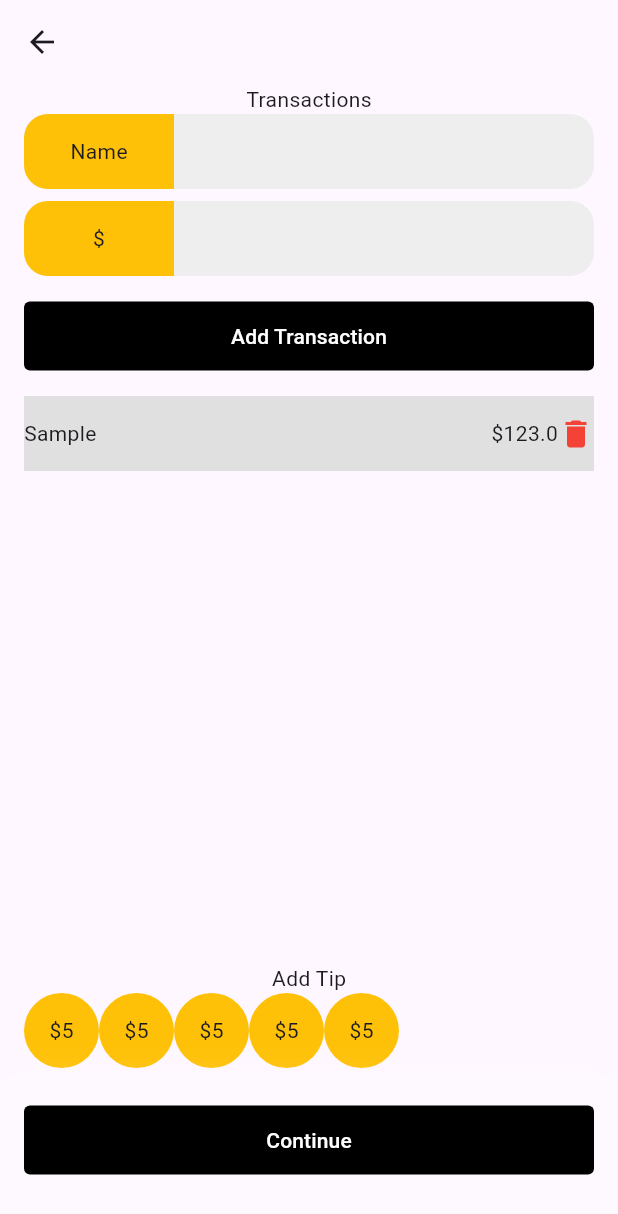
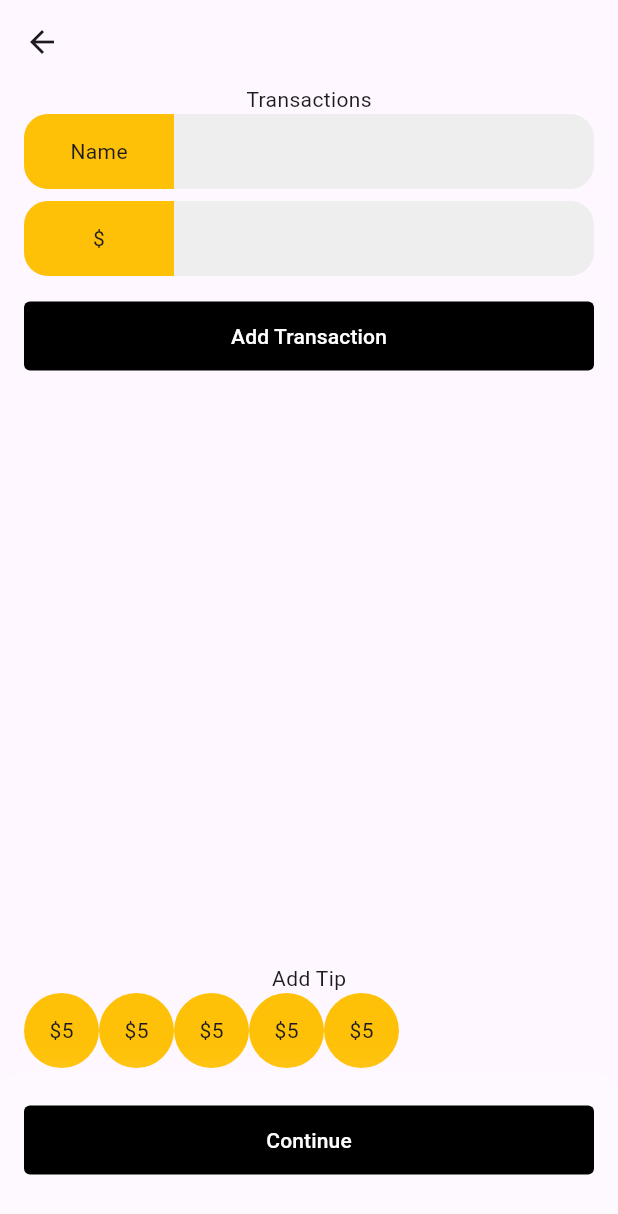
Before and after one commit to nicolas-lukita/split-receipt, a Flutter app: the screen it shows after launch, after a tap on "Equal Split", on a phone screen of 412 x 824 dp. Shown: the top 1214 px of the screen. Run offline on Flutter 3.47's test engine with Material 3 defaults, Android fonts, the light colour scheme and no system bars; our stand-ins replace equatable, flutter_bloc, go_router, hydrated_bloc.

Commit message:
feat: transactions logic

```diff
--- a/lib/blocs/equal_split/bloc.dart
+++ b/lib/blocs/equal_split/bloc.dart
@@ -11,6 +11,7 @@ class EqualSplitBloc extends HydratedBloc<EqualSplitEvent, EqualSplitState> {
     on<AddTransaction>(_onAddTransaction);
     on<RemoveTransaction>(_onRemoveTransaction);
     on<UpdateNumberOfPeople>(_onUpdateNumberOfPeople);
+    on<ClearEqualSplitState>(_onClearEqualSplitState);
   }
 
   void _onAddTransaction(AddTransaction event, Emitter<EqualSplitState> emit) {
@@ -31,6 +32,11 @@ class EqualSplitBloc extends HydratedBloc<EqualSplitEvent, EqualSplitState> {
     emit(state.copyWith(numberOfPeople: event.numberOfPeople));
   }
 
+  void _onClearEqualSplitState(
+      ClearEqualSplitState event, Emitter<EqualSplitState> emit) {
+    emit(const EqualSplitState(transactions: [], numberOfPeople: 1));
+  }
+
   @override
   Map<String, dynamic> toJson(EqualSplitState state) => state.toJson();
 
--- a/lib/blocs/equal_split/event.dart
+++ b/lib/blocs/equal_split/event.dart
@@ -5,7 +5,7 @@ abstract class EqualSplitEvent extends Equatable {}
 class AddTransaction extends EqualSplitEvent {
   final Transaction transaction;
 
-  AddTransaction(this.transaction);
+  AddTransaction({required this.transaction});
 
   @override
   List<Object?> get props => [transaction];
@@ -14,7 +14,7 @@ class AddTransaction extends EqualSplitEvent {
 class RemoveTransaction extends EqualSplitEvent {
   final String transactionId;
 
-  RemoveTransaction(this.transactionId);
+  RemoveTransaction({required this.transactionId});
 
   @override
   List<Object?> get props => [transactionId];
@@ -23,8 +23,13 @@ class RemoveTransaction extends EqualSplitEvent {
 class UpdateNumberOfPeople extends EqualSplitEvent {
   final int numberOfPeople;
 
-  UpdateNumberOfPeople(this.numberOfPeople);
+  UpdateNumberOfPeople({required this.numberOfPeople});
 
   @override
   List<Object?> get props => [numberOfPeople];
 }
+
+class ClearEqualSplitState extends EqualSplitEvent {
+  @override
+  List<Object?> get props => [];
+}
--- a/lib/blocs/equal_split/state.dart
+++ b/lib/blocs/equal_split/state.dart
@@ -41,12 +41,12 @@ class EqualSplitState extends Equatable {
 @JsonSerializable()
 class Transaction extends Equatable {
   final String id;
-  final String title;
+  final String name;
   final double amount;
 
   const Transaction({
     required this.id,
-    required this.title,
+    required this.name,
     required this.amount,
   });
 
@@ -56,5 +56,5 @@ class Transaction extends Equatable {
   Map<String, dynamic> toJson() => _$TransactionToJson(this);
 
   @override
-  List<Object?> get props => [id, title, amount];
+  List<Object?> get props => [id, name, amount];
 }
--- a/lib/pages/home/home_page.dart
+++ b/lib/pages/home/home_page.dart
@@ -1,5 +1,7 @@
 import 'package:flutter/material.dart';
+import 'package:flutter_bloc/flutter_bloc.dart';
 import 'package:go_router/go_router.dart';
+import 'package:split_receipt/blocs/equal_split/bloc.dart';
 import 'package:split_receipt/components/page_container.dart';
 import 'package:split_receipt/pages/transactions/transactions_page.dart';
 
@@ -17,6 +19,7 @@ class HomePage extends StatelessWidget {
   @override
   Widget build(BuildContext context) {
     onPressEqualSplit() {
+      context.read<EqualSplitBloc>().add(ClearEqualSplitState());
       context.push(TransactionsPage.path);
     }
 
--- a/lib/pages/transactions/components/transaction_item.dart
+++ b/lib/pages/transactions/components/transaction_item.dart
@@ -1,9 +1,13 @@
 import 'package:flutter/material.dart';
+import 'package:split_receipt/blocs/equal_split/state.dart';
 
 class TransactionItem extends StatelessWidget {
-  const TransactionItem({super.key, required this.name, required this.amount});
-  final String name;
-  final double amount;
+  const TransactionItem(
+      {super.key,
+      required this.transaction,
+      required this.onRemoveTransaction});
+  final Transaction transaction;
+  final Function(String) onRemoveTransaction;
 
   @override
   Widget build(BuildContext context) {
@@ -12,11 +16,14 @@ class TransactionItem extends StatelessWidget {
       height: 50,
       child: Row(
         children: [
-          Expanded(child: Text(name)),
-          Text("\$$amount"),
-          Icon(
-            Icons.delete,
-            color: Colors.red,
+          Expanded(child: Text(transaction.name)),
+          Text("\$${transaction.amount}"),
+          InkWell(
+            onTap: () => onRemoveTransaction(transaction.id),
+            child: Icon(
+              Icons.delete,
+              color: Colors.red,
+            ),
           ),
         ],
       ),
--- a/lib/pages/transactions/transactions_page.dart
+++ b/lib/pages/transactions/transactions_page.dart
@@ -1,5 +1,8 @@
 import 'package:flutter/material.dart';
+import 'package:flutter_bloc/flutter_bloc.dart';
 import 'package:go_router/go_router.dart';
+import 'package:split_receipt/blocs/equal_split/bloc.dart';
+import 'package:split_receipt/blocs/equal_split/state.dart';
 import 'package:split_receipt/components/bottom_button.dart';
 import 'package:split_receipt/components/page_container.dart';
 import 'package:split_receipt/pages/transactions/components/transaction_item.dart';
@@ -39,10 +42,28 @@ class _TransactionsPageState extends State<TransactionsPage> {
   }
 
   onPressAddTransaction() {
+    // TODO: add validator here
+
+    context.read<EqualSplitBloc>().add(AddTransaction(
+          transaction: Transaction(
+            id: DateTime.now().millisecondsSinceEpoch.toString(),
+            name: transactionName,
+            amount: transactionAmount,
+          ),
+        ));
+
     setState(() {
       transactionNameController.clear();
       transactionAmountController.clear();
     });
+
+    FocusScope.of(context).unfocus();
+  }
+
+  onRemoveTransaction(String transactionId) {
+    context
+        .read<EqualSplitBloc>()
+        .add(RemoveTransaction(transactionId: transactionId));
   }
 
   @override
@@ -73,15 +94,19 @@ class _TransactionsPageState extends State<TransactionsPage> {
                         onPressed: onPressAddTransaction,
                         child: Text("Add Transaction")),
                     const SizedBox(height: 16),
-                    SingleChildScrollView(
-                      child: Column(
-                        children: [
-                          TransactionItem(
-                            name: "Sample",
-                            amount: 123,
+                    BlocBuilder<EqualSplitBloc, EqualSplitState>(
+                      builder: (context, state) {
+                        return SingleChildScrollView(
+                          child: Column(
+                            children: state.transactions.map((transaction) {
+                              return TransactionItem(
+                                transaction: transaction,
+                                onRemoveTransaction: onRemoveTransaction,
+                              );
+                            }).toList(),
                           ),
-                        ],
-                      ),
+                        );
+                      },
                     )
                   ],
                 ),
```
Also changed, not shown: lib/blocs/equal_split/state.g.dart, 3 other files.
